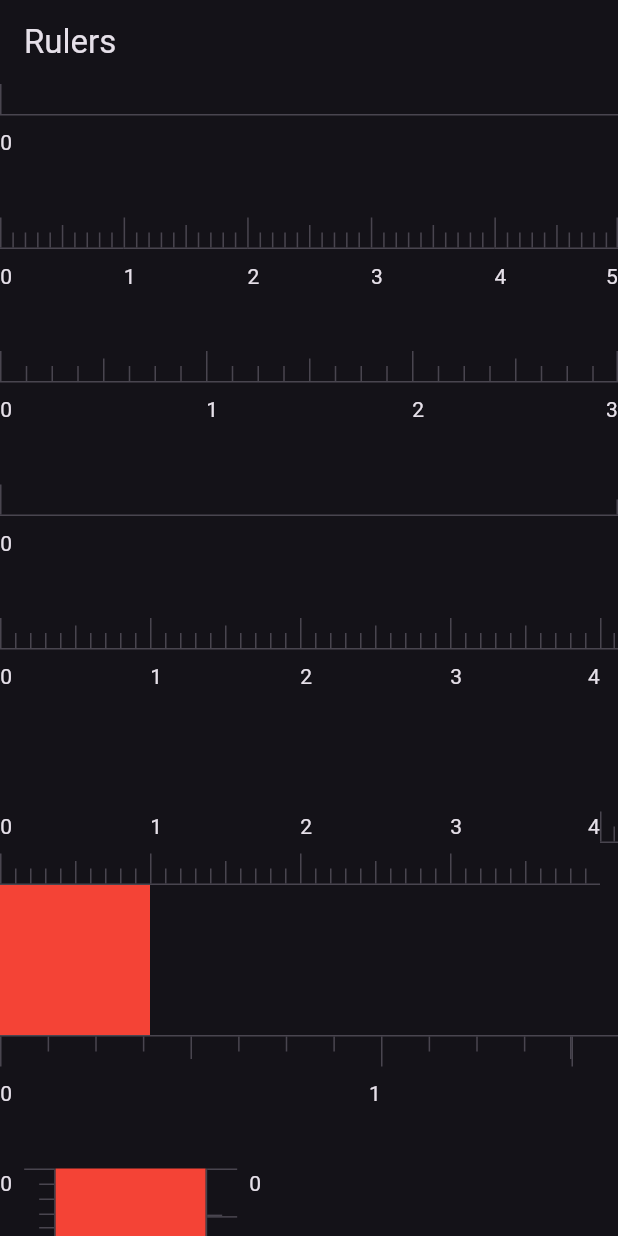
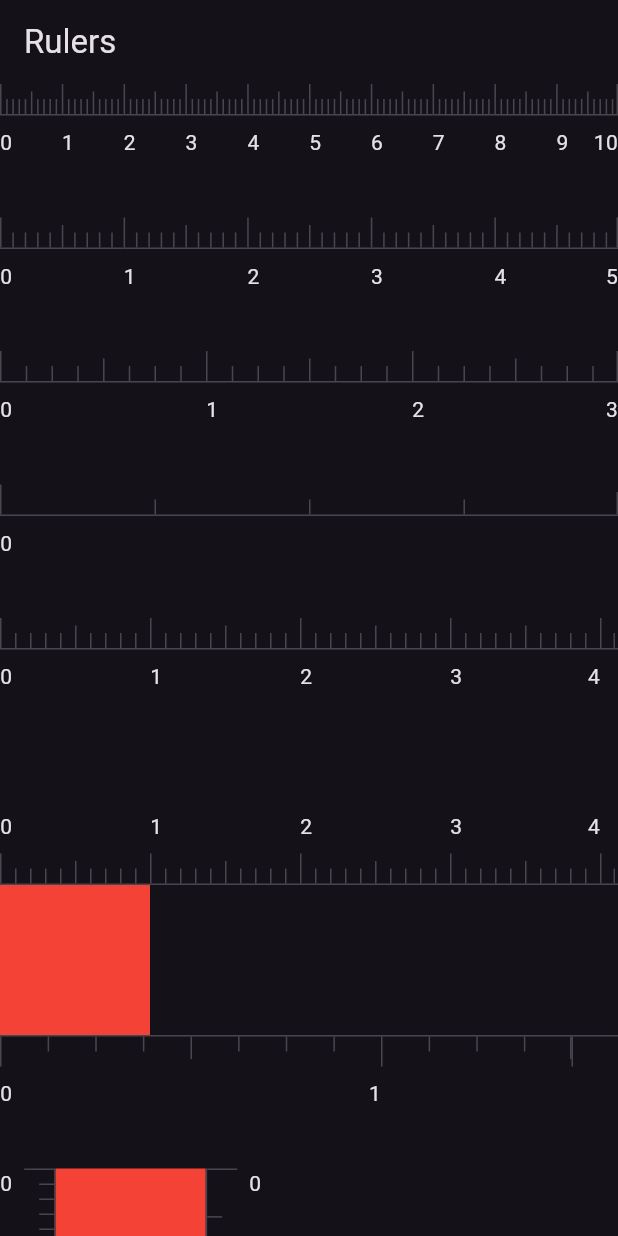
Before and after one commit to masreplay/ruler.dart, a Flutter app: the screen it shows after launch, on a phone screen of 412 x 824 dp. Run offline on Flutter 3.47's test engine with Material 2 defaults, Android fonts, the phone set to English and light mode, and no system bars; our stand-ins replace device_info_plus, freezed_annotation.

Commit message:
fix: notch alignment

```diff
--- a/real_ruler/example/lib/main.dart
+++ b/real_ruler/example/lib/main.dart
@@ -30,10 +30,10 @@
 
     return Scaffold(
       appBar: AppBar(title: const Text("Rulers")),
-      body: Column(
+      body: ListView(
         children: [
           /// 10 centimeters
-          Ruler.count(0.05.cm),
+          Ruler.count(10.cm),
           padding,
 
           /// 5 inches and 10 graduations per inch
@@ -44,7 +44,8 @@
           Ruler.count(24.inchGraduation(8)),
           padding,
 
-          Ruler.count(1.inchGraduation(8)),
+          // 4 graduation of inch with 8 graduations
+          Ruler.count(4.inchGraduation(8)),
           padding,
 
           // 100 pixel each cm width
@@ -65,7 +66,8 @@
           ),
           padding,
 
-          Expanded(
+          SizedBox(
+            height: 100,
             child: DynamicDoubleSidedRuler(
               cmWidth: 100,
               rulersAxis: Axis.vertical,
@@ -75,7 +77,7 @@
                 color: Colors.red,
               ),
             ),
-          )
+          ),
         ],
       ),
     );
--- a/real_ruler/lib/src/ruler.dart
+++ b/real_ruler/lib/src/ruler.dart
@@ -309,7 +309,7 @@
   Widget build(BuildContext context) {
     return Flex(
       direction: axis,
-      crossAxisAlignment: CrossAxisAlignment.start,
+      crossAxisAlignment: numberSide.toRulerCrossAxisAlignment(),
       children: [
         ...List.generate(cmsCount, (i) {
           final showLastPart = i == cmsCount - 1 && extraCm == 0;
@@ -382,7 +382,7 @@
       children: [
         ...List.generate(inchesCount, (i) {
           final showLastPart = i == inchesCount - 1 && extraWidth == 0;
-          final bool showLastNumber = i == inchesCount - 1;
+          final showLastNumber = i == inchesCount - 1;
 
           return Notch(
             axis: axis,
```
